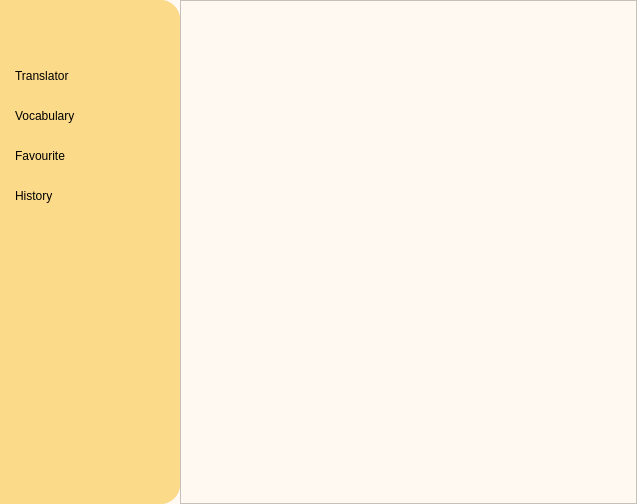
This is ui/Main_interface.ui in R-Ohm/SETL as Qt 5 draws it before an edit. The edited form follows.
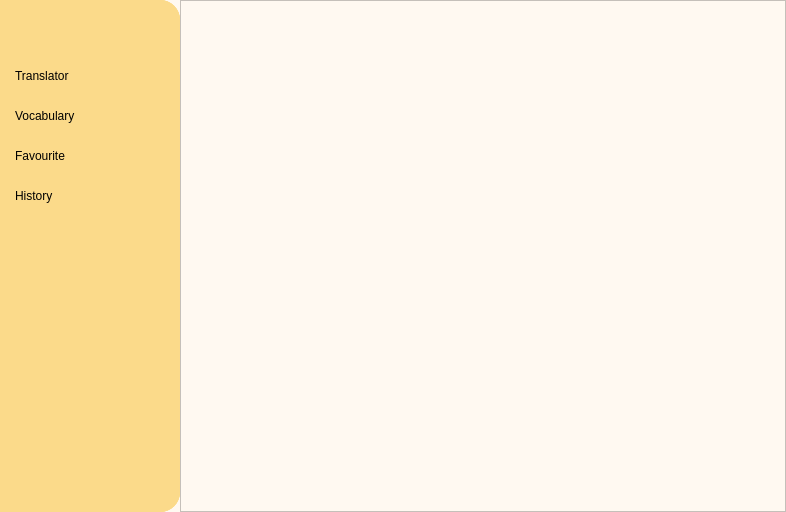
This is the edited form. Icons and pictures are not drawn.

Patch:
```diff
--- a/ui/Main_interface.ui
+++ b/ui/Main_interface.ui
@@ -6,8 +6,8 @@
    <rect>
     <x>0</x>
     <y>0</y>
-    <width>637</width>
-    <height>504</height>
+    <width>786</width>
+    <height>512</height>
    </rect>
   </property>
   <property name="windowTitle">
@@ -119,7 +119,7 @@
             <property name="maximumSize">
              <size>
               <width>16777215</width>
-              <height>500</height>
+              <height>16777215</height>
              </size>
             </property>
             <property name="styleSheet">
```
Left out of the diff: 10 changed lines with no effect on the pictures.
